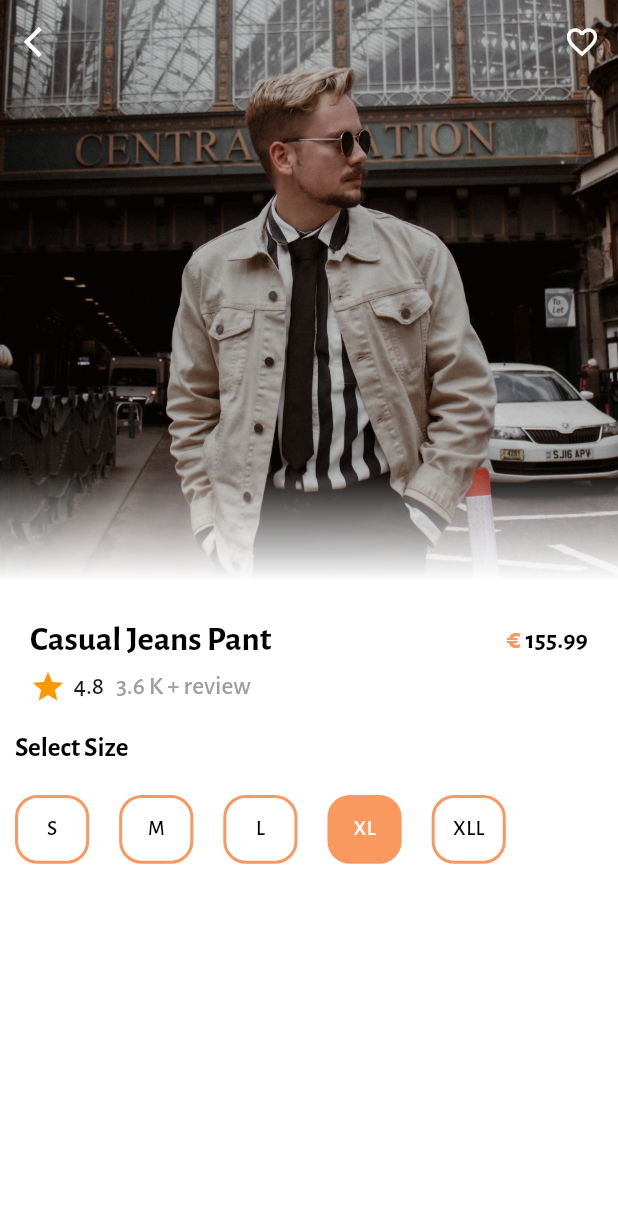
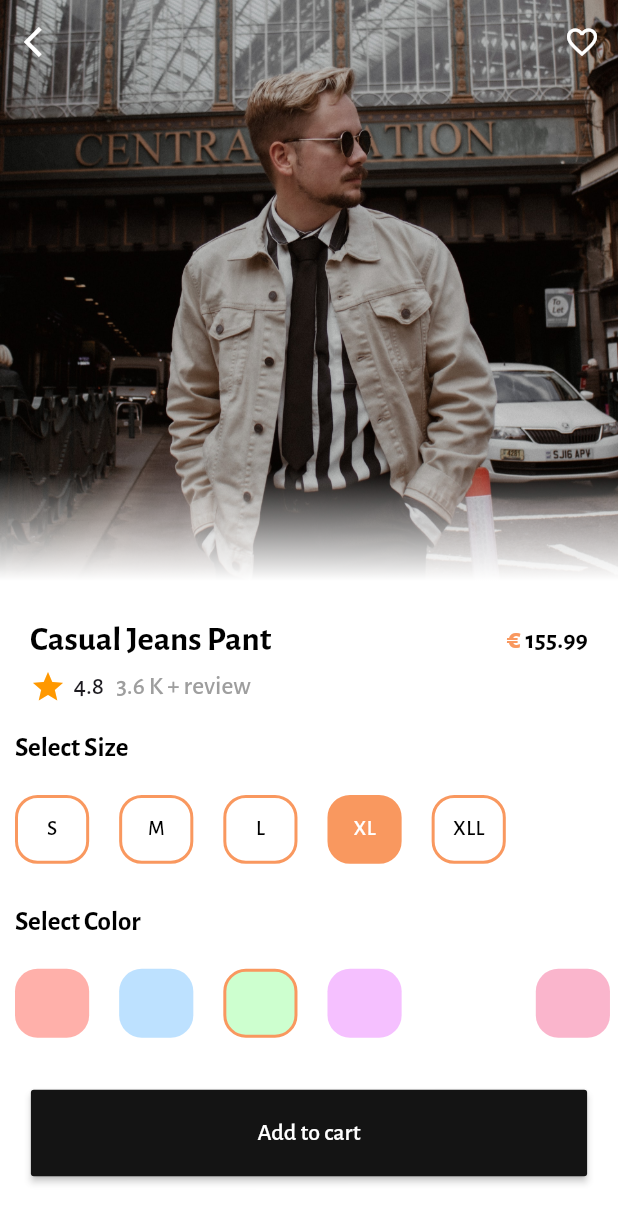
Before and after one commit to tahaknkl23/e_commerce_app, a Flutter app: the screen it shows after launch, after a tap on "Casual Jeans Pant", on a phone screen of 412 x 824 dp. Shown: the top 1223 px of the screen. Run offline on Flutter 3.47's test engine with Material 3 defaults, Android fonts, the phone set to English and light mode, and no system bars; our stand-ins replace animate_do, line_icons; missing offline and left inert: bottom_bar_matu.

Commit message:
chore: Add ReUseAbleButton widget for reusable buttons

```diff
--- a/lib/screens/details.dart
+++ b/lib/screens/details.dart
@@ -1,6 +1,7 @@
 // ignore_for_file: public_member_api_docs, sort_constructors_first
 import 'package:animate_do/animate_do.dart';
 import 'package:e_commerce_app/utils/constants.dart';
+import 'package:e_commerce_app/widget/reuseable_button.dart';
 import 'package:e_commerce_app/widget/reuseable_text.dart';
 import 'package:flutter/cupertino.dart';
 import 'package:flutter/material.dart';
@@ -23,6 +24,7 @@ class Details extends StatefulWidget {
 
 class _DetailsState extends State<Details> {
   int selectedSize = 3;
+  int selectedColor = 2;
   @override
   Widget build(BuildContext context) {
     var size = MediaQuery.of(context).size;
@@ -133,7 +135,9 @@ class _DetailsState extends State<Details> {
                 child: Text("Select Size", style: textTheme.displaySmall),
               ),
             ),
-            SizedBox(
+            FadeInUp(
+              delay: const Duration(microseconds: 500),
+              child: SizedBox(
                   width: size.width * 0.9,
                   height: size.height * 0.08,
                   child: ListView.builder(
@@ -171,6 +175,65 @@ class _DetailsState extends State<Details> {
                       );
                     },
                   )),
+            ),
+            FadeInUp(
+              delay: const Duration(milliseconds: 600),
+              child: Padding(
+                padding: const EdgeInsets.only(
+                  left: 10,
+                  bottom: 10,
+                  top: 18,
+                ),
+                child: Text("Select Color", style: textTheme.displaySmall),
+              ),
+            ),
+            FadeInUp(
+              delay: const Duration(microseconds: 700),
+              child: SizedBox(
+                  width: size.width,
+                  height: size.height * 0.08,
+                  child: ListView.builder(
+                    physics: const BouncingScrollPhysics(),
+                    scrollDirection: Axis.horizontal,
+                    itemCount: colors.length,
+                    itemBuilder: (context, index) {
+                      var current = colors[index];
+                      return GestureDetector(
+                        onTap: () {
+                          setState(() {
+                            selectedColor = index;
+                          });
+                        },
+                        child: AnimatedContainer(
+                          margin: const EdgeInsets.all(10),
+                          duration: const Duration(
+                            milliseconds: 300,
+                          ),
+                          width: size.width * 0.12,
+                          decoration: BoxDecoration(
+                            color: current,
+                            border: Border.all(
+                              color: selectedColor == index ? primaryColor : Colors.transparent,
+                              width: selectedColor == index ? 2 : 1,
+                            ),
+                            borderRadius: BorderRadius.circular(15),
+                          ),
+                        ),
+                      );
+                    },
+                  )),
+            ),
+            FadeInUp(
+              delay: const Duration(microseconds: 700),
+              child: Padding(
+                padding: EdgeInsets.only(top: size.height * 0.03),
+                child: ReUseAbleButton(
+                    text: "Add to cart",
+                    onTap: () {
+                      print("${current.name}Add to cart");
+                    }),
+              ),
+            )
           ],
         ),
       ),
--- a/lib/widget/reuseable_button.dart
+++ b/lib/widget/reuseable_button.dart
@@ -0,0 +1,31 @@
+// ignore_for_file: public_member_api_docs, sort_constructors_first
+import 'package:flutter/material.dart';
+
+class ReUseAbleButton extends StatelessWidget {
+  const ReUseAbleButton({
+    super.key,
+    required this.text,
+    required this.onTap,
+  });
+
+  final String text;
+  final VoidCallback onTap;
+
+  @override
+  Widget build(BuildContext context) {
+    var size = MediaQuery.of(context).size;
+
+    return Center(
+      child: MaterialButton(
+        onPressed: onTap,
+        minWidth: size.width * 0.9,
+        height: size.height * 0.07,
+        color: const Color(0xff141414),
+        child: Text(
+          text,
+          style: const TextStyle(color: Colors.white, fontSize: 16, fontWeight: FontWeight.w500),
+        ),
+      ),
+    );
+  }
+}
```
Also changed, not shown: lib/main_wrapper.dart (+9 -1 lines), lib/screens/cart.dart (+93 -0 lines). Lines whose indentation alone changed are shown as unchanged.
